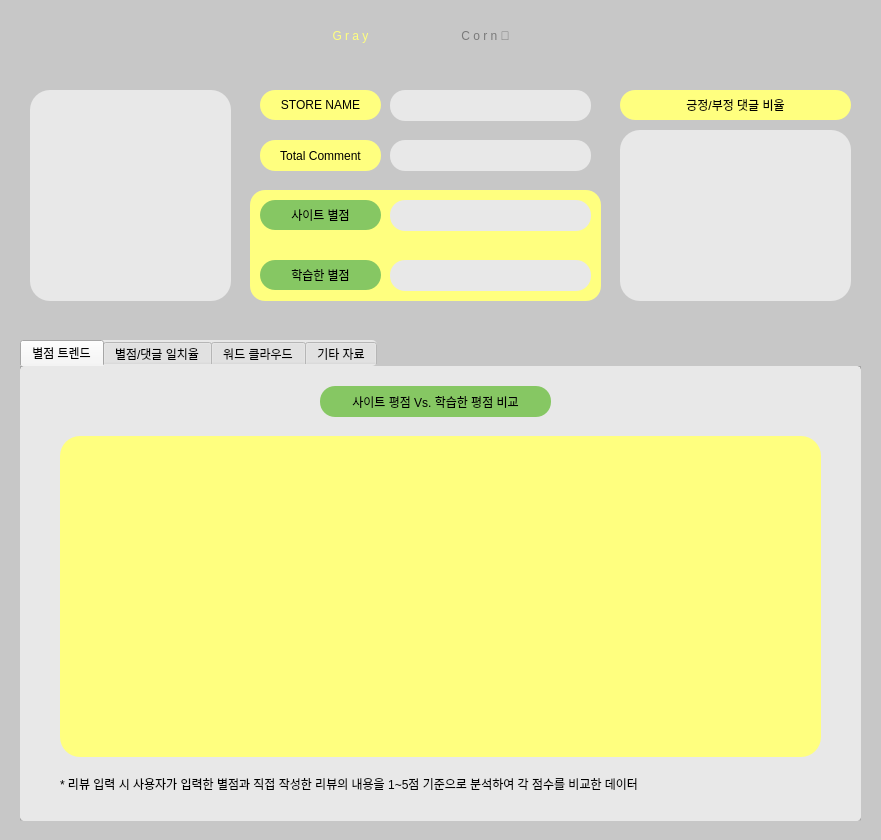
Old version of the form content.ui in the repository loisRK/gp_team.
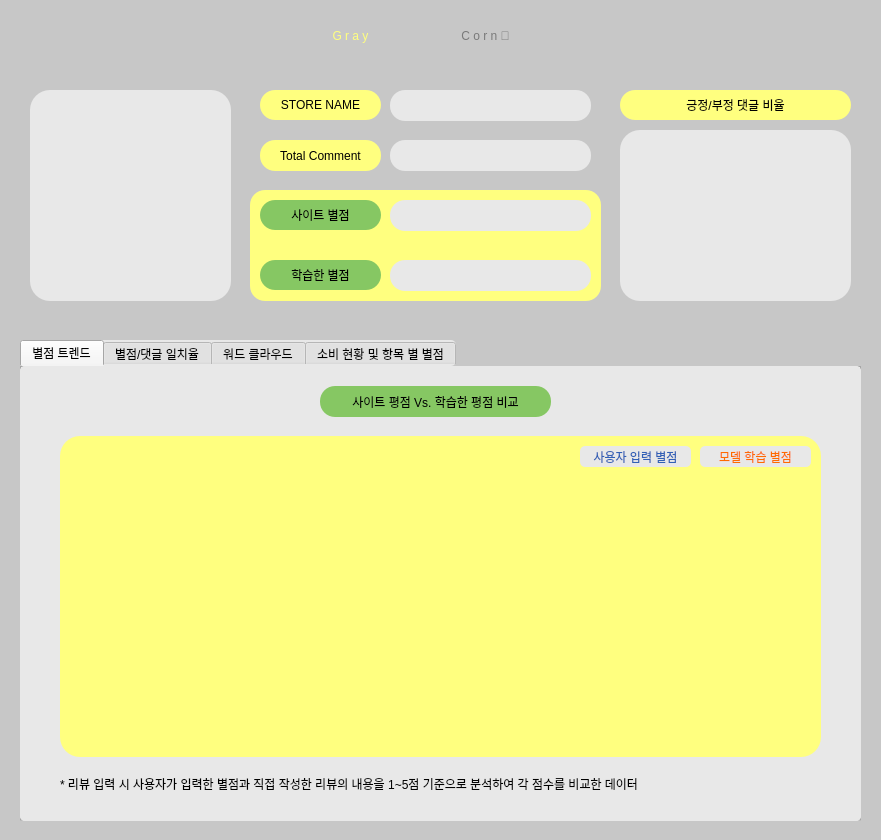
New version of the form. The open tabs and pages were chosen to show the change.

Patch:
```diff
--- a/content.ui
+++ b/content.ui
@@ -164,6 +164,46 @@
       <string>* 리뷰 입력 시 사용자가 입력한 별점과 직접 작성한 리뷰의 내용을 1~5점 기준으로 분석하여 각 점수를 비교한 데이터</string>
      </property>
     </widget>
+    <widget class="QLabel" name="label_8">
+     <property name="geometry">
+      <rect>
+       <x>560</x>
+       <y>80</y>
+       <width>111</width>
+       <height>21</height>
+      </rect>
+     </property>
+     <property name="styleSheet">
+      <string notr="true">
+color: rgb(49, 96, 182);</string>
+     </property>
+     <property name="text">
+      <string>사용자 입력 별점</string>
+     </property>
+     <property name="alignment">
+      <set>Qt::AlignCenter</set>
+     </property>
+    </widget>
+    <widget class="QLabel" name="label_15">
+     <property name="geometry">
+      <rect>
+       <x>680</x>
+       <y>80</y>
+       <width>111</width>
+       <height>21</height>
+      </rect>
+     </property>
+     <property name="styleSheet">
+      <string notr="true">
+color:rgb(255, 106, 0)</string>
+     </property>
+     <property name="text">
+      <string>모델 학습 별점</string>
+     </property>
+     <property name="alignment">
+      <set>Qt::AlignCenter</set>
+     </property>
+    </widget>
    </widget>
    <widget class="QWidget" name="tab_4">
     <attribute name="title">
@@ -429,7 +469,7 @@
    </widget>
    <widget class="QWidget" name="tab_3">
     <attribute name="title">
-     <string>기타 자료</string>
+     <string>소비 현황 및 항목 별 별점</string>
     </attribute>
     <widget class="QGraphicsView" name="graphicsView_13">
      <property name="geometry">
```
Left out of the diff: 2 changed lines with no effect on the pictures.
